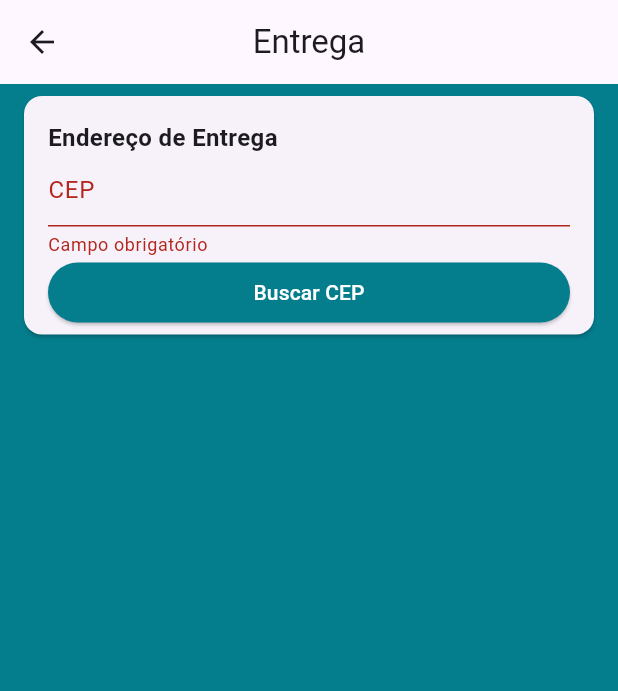
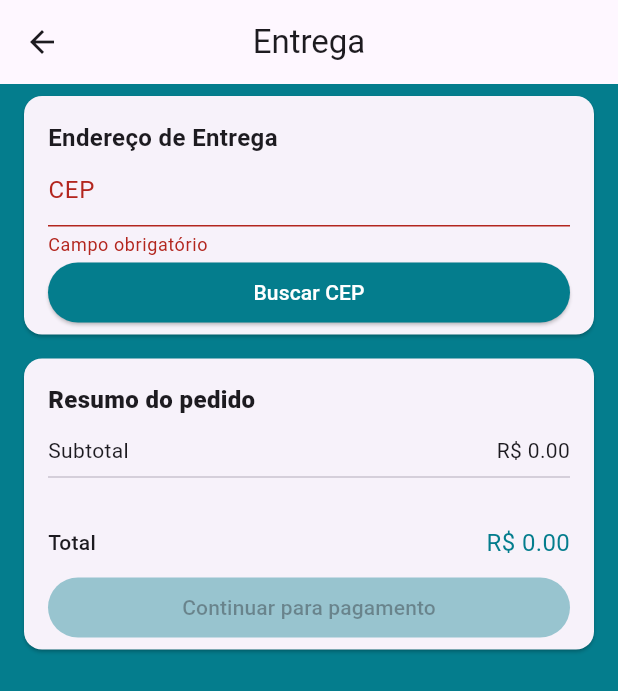
Before and after one commit to Luiz-fss/loja_virtual_completa, a Flutter app: the AddressScreen screen opened by its route, after a tap on "Buscar CEP", on a phone screen of 412 x 824 dp. Shown: the top 691 px of the screen. Run offline on Flutter 3.47's test engine with Material 3 defaults, Android fonts, the light colour scheme and no system bars; our stand-ins replace banner_carousel, brasil_fields, cloud_firestore, dio, firebase_auth, firebase_core and 5 more; missing offline and left inert: alphabet_list_scroll_view; accounts and stored records are empty.

Commit message:
Exibindo taxa de entrega e ajustando alguns pontos

```diff
--- a/lib/componentes-gerais/price-card.dart
+++ b/lib/componentes-gerais/price-card.dart
@@ -13,6 +13,7 @@ class PriceCard extends StatelessWidget {
     final cartManager = context.watch<GerenciadorCarrinho>();
     final productsPrice = cartManager.productsPrice;
     final totalPrice = cartManager.totalPrice;
+    final deliveryPrice = cartManager.deliveryPrice;
     return Card(
       margin: EdgeInsets.symmetric(horizontal: 16,vertical: 8),
       child: Padding(
@@ -36,6 +37,19 @@ class PriceCard extends StatelessWidget {
               ],
             ),
             const Divider(),
+            const SizedBox(height: 12,),
+            if(deliveryPrice != null)
+              ...[
+                Row(
+                  mainAxisAlignment: MainAxisAlignment.spaceBetween,
+                  children: [
+                    Text("Entrega"),
+                    Text("R\$ ${deliveryPrice?.toStringAsFixed(2)}"),
+                  ],
+                ),
+                const Divider(),
+              ],
+            const SizedBox(height: 12,),
             Row(
               mainAxisAlignment: MainAxisAlignment.spaceBetween,
               children: [
--- a/lib/models/gerenciador-cart.dart
+++ b/lib/models/gerenciador-cart.dart
@@ -17,7 +17,8 @@ class GerenciadorCarrinho extends ChangeNotifier{
   num productsPrice = 0;
   num? deliveryPrice;
 
-  num get totalPrice => productsPrice;
+
+  num get totalPrice => productsPrice + (deliveryPrice ?? 0);
 
   final FirebaseFirestore firestore = FirebaseFirestore.instance;
 
@@ -104,6 +105,8 @@ class GerenciadorCarrinho extends ChangeNotifier{
     return true;
   }
 
+  bool get isAddressValid => address !=null && deliveryPrice != null;
+
   Future<void> getAddress(String cep)async{
     final cepAbertoService = CepAbertoServices();
     try{
@@ -127,13 +130,14 @@ class GerenciadorCarrinho extends ChangeNotifier{
 
   void removerAddress(){
     address = null;
+    deliveryPrice = null;
     notifyListeners();
   }
 
   Future<void> setAddress (Address address)async{
     this.address = address;
     if(await calculateDelivery(address.lat ?? 0 , address.long ?? 0)){
-
+      notifyListeners();
     }else{
       return Future.error("Endereço fora do raio de entrga :(");
     }
--- a/lib/telas/address/address-screen.dart
+++ b/lib/telas/address/address-screen.dart
@@ -1,4 +1,7 @@
 import 'package:flutter/material.dart';
+import 'package:loja_virtual_completa/componentes-gerais/price-card.dart';
+import 'package:loja_virtual_completa/models/gerenciador-cart.dart';
+import 'package:provider/provider.dart';
 
 import 'components/address-card.dart';
 
@@ -14,7 +17,16 @@ class AddressScreen extends StatelessWidget {
       ),
       body: ListView(
         children: [
-          AddressCard()
+          AddressCard(),
+
+          Consumer<GerenciadorCarrinho>(
+            builder: (_, cartManager,__){
+              return PriceCard(
+                buttonText: "Continuar para pagamento",
+                onPressed: cartManager.isAddressValid ? () {}:null,
+              );
+            },
+          )
         ],
       ),
     );
--- a/lib/telas/address/components/address-card.dart
+++ b/lib/telas/address/components/address-card.dart
@@ -30,7 +30,6 @@ class AddressCard extends StatelessWidget {
                     ),
                   ),
                   CepInputField(address),
-                  if(address.zipCode != null)
                   AddressInputField(address),
                 ],
               ),
--- a/lib/telas/address/components/address-input-field.dart
+++ b/lib/telas/address/components/address-input-field.dart
@@ -11,6 +11,8 @@ class AddressInputField extends StatelessWidget {
   @override
   Widget build(BuildContext context) {
     final primaryColor = Theme.of(context).primaryColor;
+    final cartManager = context.watch<GerenciadorCarrinho>();
+    if(address.zipCode != null && cartManager.deliveryPrice == null)
     return  Column(
       crossAxisAlignment: CrossAxisAlignment.stretch,
       children: [
@@ -142,6 +144,15 @@ class AddressInputField extends StatelessWidget {
         )
       ],
     );
+    else if(address.zipCode != null)
+      return Padding(
+        padding: const EdgeInsets.only(bottom: 16),
+        child: Text(
+            "${address.street} - ${address.state}"
+        ),
+      );
+    else
+      return Container();
   }
 
 }
```
